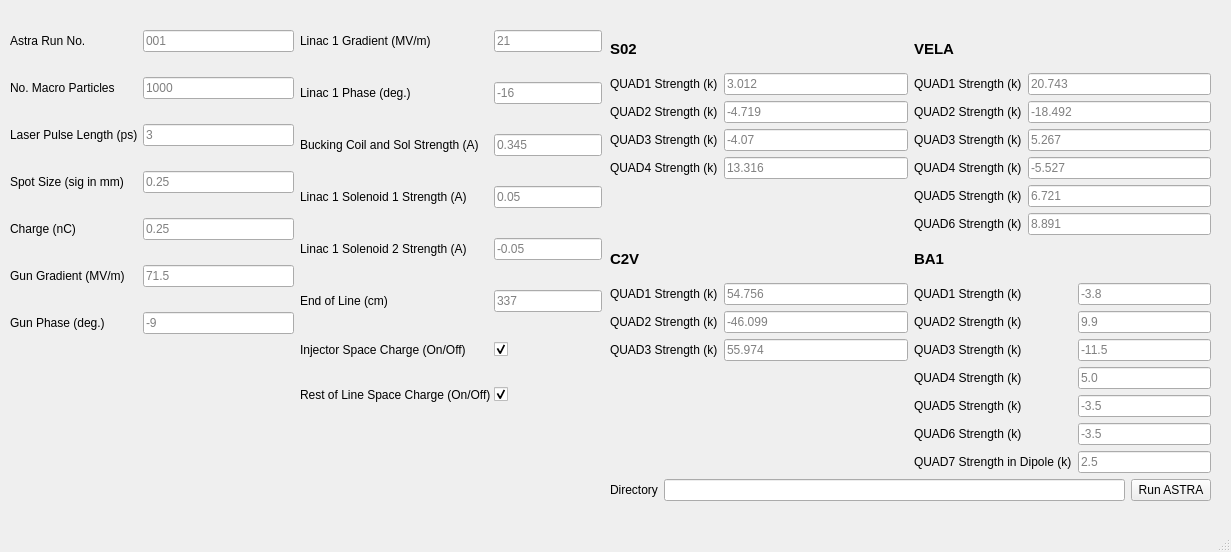
Above: astra_comparison_gui.ui from MattKing06/ASTRAComparisonRunner before the change. Below: the same form after it.
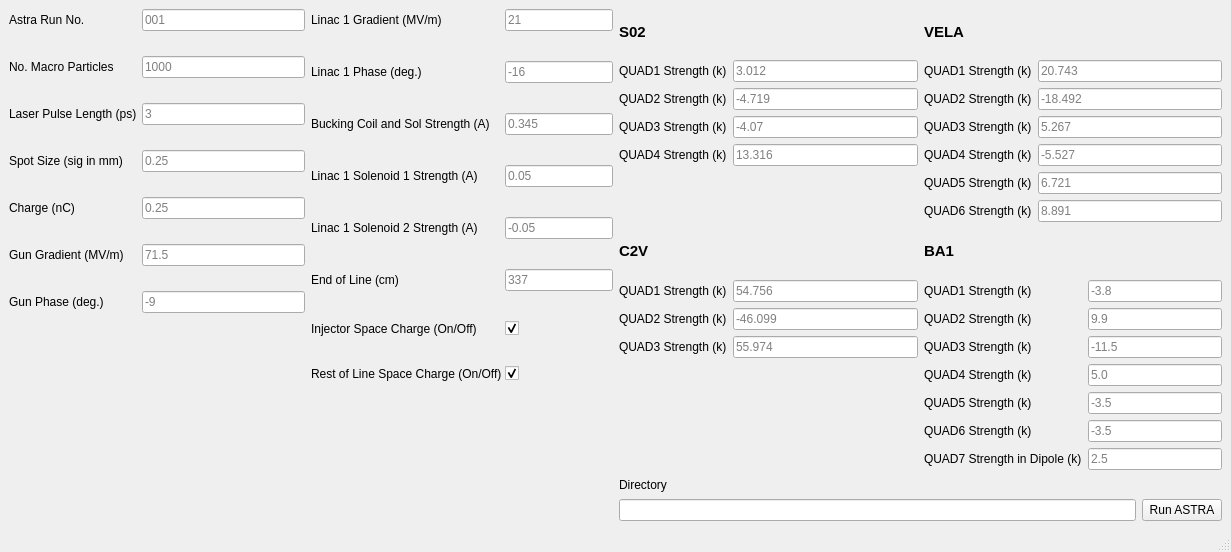
That is the form after the change.

Commit message: Added validation to line edits, and starting work on parsing previous runs, this should move to yaml instead of .txt files in future iterations

What changed in the file:
```diff
--- a/astra_comparison_gui.ui
+++ b/astra_comparison_gui.ui
@@ -14,15 +14,8 @@
    <string>ASTRA Run Comparison Tool</string>
   </property>
   <widget class="QWidget" name="centralwidget">
-   <widget class="QWidget" name="gridLayoutWidget">
-    <property name="geometry">
-     <rect>
-      <x>10</x>
-      <y>30</y>
-      <width>592</width>
-      <height>477</height>
-     </rect>
-    </property>
+   <layout class="QGridLayout" name="gridLayout">
+    <item row="0" column="0">
     <layout class="QGridLayout" name="non_magnet_arguments_layout">
      <item row="0" column="1">
       <layout class="QFormLayout" name="formLayout_7">
@@ -309,16 +302,8 @@
       </layout>
      </item>
     </layout>
-   </widget>
-   <widget class="QWidget" name="gridLayoutWidget_2">
-    <property name="geometry">
-     <rect>
-      <x>610</x>
-      <y>30</y>
-      <width>601</width>
-      <height>471</height>
-     </rect>
-    </property>
+    </item>
+    <item row="0" column="1">
     <layout class="QGridLayout" name="magnet_quad_strength_layout">
      <item row="3" column="1">
       <layout class="QFormLayout" name="ba1_quads_layout">
@@ -497,12 +482,14 @@
       </widget>
      </item>
      <item row="4" column="0" colspan="2">
-      <layout class="QGridLayout" name="gridLayout_3">
-       <item row="0" column="0">
-        <layout class="QFormLayout" name="formLayout_11">
-         <property name="fieldGrowthPolicy">
-          <enum>QFormLayout::AllNonFixedFieldsGrow</enum>
-         </property>
+       <layout class="QGridLayout" name="directory_and_run_button_layout">
+        <item row="1" column="0">
+         <widget class="QLineEdit" name="directory_line_edit">
+          <property name="mouseTracking">
+           <bool>false</bool>
+          </property>
+         </widget>
+        </item>
          <item row="0" column="0">
           <widget class="QLabel" name="directory_label">
            <property name="text">
@@ -510,12 +497,7 @@
            </property>
           </widget>
          </item>
-         <item row="0" column="1">
-          <widget class="QLineEdit" name="directory_line_edit"/>
-         </item>
-        </layout>
-       </item>
-       <item row="0" column="1">
+        <item row="1" column="1">
         <widget class="QPushButton" name="runButton">
          <property name="text">
           <string>Run ASTRA</string>
@@ -716,7 +698,8 @@
       </layout>
      </item>
     </layout>
-   </widget>
+    </item>
+   </layout>
   </widget>
   <widget class="QMenuBar" name="menubar">
    <property name="geometry">
```
Left out of the diff: 117 changed lines with no effect on the pictures. Lines whose indentation alone changed are shown as unchanged. The commit also changes 16 other files.
